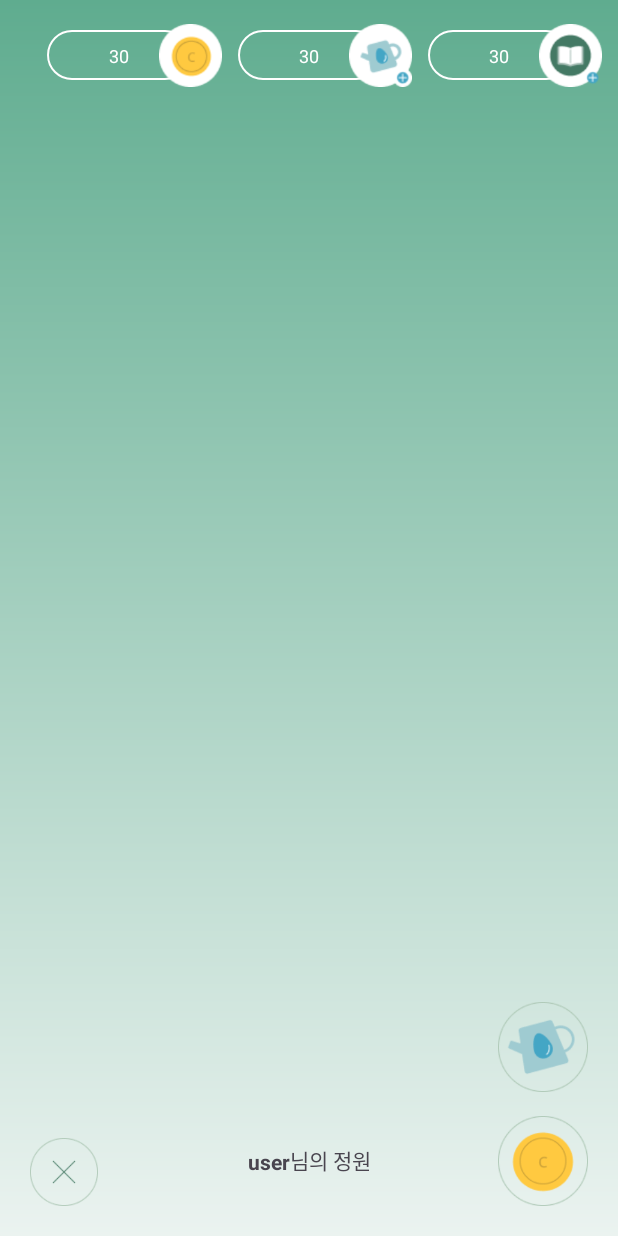
After one commit to SW-WordGarden/Android, an Android app: the layout fragment_garden.xml on its own in the app's theme, with its tools: preview values and no code run, on a phone screen of 412 x 824 dp. The commit adds this screen. Run offline under Robolectric (Android 15) with nearby library versions, the light colour scheme and no system bars.

Commit message:
garden design

```diff
--- /dev/null
+++ b/app/src/main/res/drawable/bg_garden_gradient.xml
@@ -0,0 +1,8 @@
+<?xml version="1.0" encoding="utf-8"?>
+<shape xmlns:android="http://schemas.android.com/apk/res/android"
+    android:shape="rectangle">
+    <gradient
+        android:angle="270"
+        android:startColor="#5FAC8F"
+        android:endColor="#EBF3F0" />
+</shape>
--- /dev/null
+++ b/app/src/main/res/drawable/bg_garden_top.xml
@@ -0,0 +1,8 @@
+<?xml version="1.0" encoding="utf-8"?>
+<shape xmlns:android="http://schemas.android.com/apk/res/android"
+    android:shape="rectangle">
+    <stroke android:color="@color/white"
+        android:width="1dp"/>
+    <corners android:radius="50dp"/>
+    <solid android:color="@null"/>
+</shape>
--- /dev/null
+++ b/app/src/main/res/drawable/bg_shop_gradient.xml
@@ -0,0 +1,8 @@
+<?xml version="1.0" encoding="utf-8"?>
+<shape xmlns:android="http://schemas.android.com/apk/res/android"
+    android:shape="rectangle">
+    <gradient
+        android:angle="270"
+        android:startColor="#4A846F"
+        android:endColor="#B4BBB8" />
+</shape>
--- /dev/null
+++ b/app/src/main/res/layout/fragment_category.xml
@@ -0,0 +1,6 @@
+<?xml version="1.0" encoding="utf-8"?>
+<androidx.constraintlayout.widget.ConstraintLayout xmlns:android="http://schemas.android.com/apk/res/android"
+    android:layout_width="match_parent"
+    android:layout_height="match_parent">
+
+</androidx.constraintlayout.widget.ConstraintLayout>
--- /dev/null
+++ b/app/src/main/res/layout/fragment_garden.xml
@@ -0,0 +1,148 @@
+<?xml version="1.0" encoding="utf-8"?>
+<androidx.constraintlayout.widget.ConstraintLayout xmlns:android="http://schemas.android.com/apk/res/android"
+    android:layout_width="match_parent"
+    android:layout_height="match_parent"
+    xmlns:app="http://schemas.android.com/apk/res-auto"
+    android:background="@drawable/bg_garden_gradient">
+    <androidx.appcompat.widget.AppCompatImageView
+        android:layout_width="95dp"
+        android:layout_height="33dp"
+        android:id="@+id/bg_top_coin"
+        android:background="@drawable/bg_garden_top"
+        android:layout_marginTop="@dimen/margin_medium"
+        app:layout_constraintTop_toTopOf="parent"
+        app:layout_constraintLeft_toLeftOf="parent"
+        app:layout_constraintRight_toLeftOf="@+id/bg_top_water"/>
+    <androidx.appcompat.widget.AppCompatImageView
+        android:layout_width="42dp"
+        android:layout_height="42dp"
+        android:background="@drawable/ic_top_coin"
+        android:id="@+id/iv_top_coin"
+        app:layout_constraintTop_toTopOf="@+id/bg_top_coin"
+        app:layout_constraintBottom_toBottomOf="@+id/bg_top_coin"
+        app:layout_constraintLeft_toRightOf="@+id/bg_top_coin"
+        app:layout_constraintRight_toRightOf="@+id/bg_top_coin"/>
+    <androidx.appcompat.widget.AppCompatTextView
+        android:layout_width="wrap_content"
+        android:layout_height="wrap_content"
+        android:text="30"
+        android:textSize="@dimen/text_smaller"
+        android:textColor="@color/white"
+        android:id="@+id/tv_coin"
+        app:layout_constraintTop_toTopOf="@+id/bg_top_coin"
+        app:layout_constraintBottom_toBottomOf="@+id/bg_top_coin"
+        app:layout_constraintLeft_toLeftOf="@+id/bg_top_coin"
+        app:layout_constraintRight_toRightOf="@+id/bg_top_coin"/>
+
+    <androidx.appcompat.widget.AppCompatImageView
+        android:layout_width="95dp"
+        android:layout_height="33dp"
+        android:id="@+id/bg_top_water"
+        android:background="@drawable/bg_garden_top"
+        app:layout_constraintTop_toTopOf="@+id/bg_top_coin"
+        app:layout_constraintLeft_toRightOf="@+id/bg_top_coin"
+        app:layout_constraintRight_toLeftOf="@+id/bg_top_category"/>
+    <androidx.appcompat.widget.AppCompatImageView
+        android:layout_width="42dp"
+        android:layout_height="42dp"
+        android:background="@drawable/ic_top_water"
+        android:id="@+id/iv_top_water"
+        app:layout_constraintTop_toTopOf="@+id/bg_top_water"
+        app:layout_constraintBottom_toBottomOf="@+id/bg_top_water"
+        app:layout_constraintLeft_toRightOf="@+id/bg_top_water"
+        app:layout_constraintRight_toRightOf="@+id/bg_top_water"/>
+    <androidx.appcompat.widget.AppCompatTextView
+        android:layout_width="wrap_content"
+        android:layout_height="wrap_content"
+        android:text="30"
+        android:textSize="@dimen/text_smaller"
+        android:textColor="@color/white"
+        android:id="@+id/tv_water"
+        app:layout_constraintTop_toTopOf="@+id/bg_top_water"
+        app:layout_constraintBottom_toBottomOf="@+id/bg_top_water"
+        app:layout_constraintLeft_toLeftOf="@+id/bg_top_water"
+        app:layout_constraintRight_toRightOf="@+id/bg_top_water"/>
+
+    <androidx.appcompat.widget.AppCompatImageView
+        android:layout_width="95dp"
+        android:layout_height="33dp"
+        android:id="@+id/bg_top_category"
+        android:background="@drawable/bg_garden_top"
+        app:layout_constraintTop_toTopOf="@+id/bg_top_coin"
+        app:layout_constraintLeft_toRightOf="@+id/bg_top_water"
+        app:layout_constraintRight_toRightOf="parent"/>
+    <androidx.appcompat.widget.AppCompatImageView
+        android:layout_width="42dp"
+        android:layout_height="42dp"
+        android:background="@drawable/ic_top_category"
+        android:id="@+id/iv_top_category"
+        app:layout_constraintTop_toTopOf="@+id/bg_top_category"
+        app:layout_constraintBottom_toBottomOf="@+id/bg_top_category"
+        app:layout_constraintLeft_toRightOf="@+id/bg_top_category"
+        app:layout_constraintRight_toRightOf="@+id/bg_top_category"/>
+    <androidx.appcompat.widget.AppCompatTextView
+        android:layout_width="wrap_content"
+        android:layout_height="wrap_content"
+        android:text="30"
+        android:textSize="@dimen/text_smaller"
+        android:textColor="@color/white"
+        android:id="@+id/tv_category"
+        app:layout_constraintTop_toTopOf="@+id/bg_top_category"
+        app:layout_constraintBottom_toBottomOf="@+id/bg_top_category"
+        app:layout_constraintLeft_toLeftOf="@+id/bg_top_category"
+        app:layout_constraintRight_toRightOf="@+id/bg_top_category"/>
+
+    <androidx.appcompat.widget.AppCompatImageButton
+        android:layout_width="60dp"
+        android:layout_height="60dp"
+        android:id="@+id/bt_coin"
+        android:background="@null"
+        android:src="@drawable/ic_bot_coin"
+        android:scaleType="centerCrop"
+        android:layout_margin="@dimen/margin_medium"
+        app:layout_constraintRight_toRightOf="parent"
+        app:layout_constraintBottom_toBottomOf="parent"/>
+    <androidx.appcompat.widget.AppCompatImageButton
+        android:layout_width="60dp"
+        android:layout_height="60dp"
+        android:id="@+id/bt_water"
+        android:background="@null"
+        android:src="@drawable/ic_bot_water"
+        android:scaleType="centerCrop"
+        android:layout_marginBottom="@dimen/margin_small"
+        app:layout_constraintRight_toRightOf="@id/bt_coin"
+        app:layout_constraintBottom_toTopOf="@+id/bt_coin"/>
+    <androidx.appcompat.widget.AppCompatImageButton
+        android:layout_width="45dp"
+        android:layout_height="45dp"
+        android:id="@+id/bt_cancel"
+        android:background="@null"
+        android:src="@drawable/ic_bot_cancel"
+        android:scaleType="centerCrop"
+        android:layout_margin="@dimen/margin_medium"
+        app:layout_constraintLeft_toLeftOf="parent"
+        app:layout_constraintBottom_toBottomOf="parent"/>
+    <androidx.appcompat.widget.AppCompatTextView
+        android:layout_width="wrap_content"
+        android:layout_height="wrap_content"
+        android:id="@+id/tv_user_name"
+        android:text="user"
+        android:textSize="@dimen/text_small"
+        android:textStyle="bold"
+        app:layout_constraintHorizontal_chainStyle="packed"
+        app:layout_constraintLeft_toLeftOf="parent"
+        app:layout_constraintRight_toLeftOf="@+id/tv_user_garden"
+        app:layout_constraintBottom_toBottomOf="@+id/bt_coin"
+        app:layout_constraintTop_toTopOf="@+id/bt_coin"/>
+    <androidx.appcompat.widget.AppCompatTextView
+        android:layout_width="wrap_content"
+        android:layout_height="wrap_content"
+        android:id="@+id/tv_user_garden"
+        android:text="@string/garden_user_name"
+        android:textSize="@dimen/text_small"
+        app:layout_constraintRight_toRightOf="parent"
+        app:layout_constraintLeft_toRightOf="@+id/tv_user_name"
+        app:layout_constraintBottom_toBottomOf="@+id/tv_user_name"/>
+
+
+</androidx.constraintlayout.widget.ConstraintLayout>
--- /dev/null
+++ b/app/src/main/res/layout/fragment_shop.xml
@@ -0,0 +1,37 @@
+<?xml version="1.0" encoding="utf-8"?>
+<androidx.constraintlayout.widget.ConstraintLayout xmlns:android="http://schemas.android.com/apk/res/android"
+    android:layout_width="match_parent"
+    android:layout_height="match_parent"
+    xmlns:app="http://schemas.android.com/apk/res-auto"
+    android:background="@drawable/bg_shop_gradient">
+    <androidx.appcompat.widget.AppCompatImageView
+        android:layout_width="95dp"
+        android:layout_height="33dp"
+        android:id="@+id/bg_top_coin"
+        android:background="@drawable/bg_garden_top"
+        android:layout_marginTop="@dimen/margin_medium"
+        app:layout_constraintTop_toTopOf="parent"
+        app:layout_constraintLeft_toLeftOf="parent"
+        app:layout_constraintRight_toLeftOf="@+id/bg_top_water"/>
+    <androidx.appcompat.widget.AppCompatImageView
+        android:layout_width="42dp"
+        android:layout_height="42dp"
+        android:background="@drawable/ic_top_coin"
+        android:id="@+id/iv_top_coin"
+        app:layout_constraintTop_toTopOf="@+id/bg_top_coin"
+        app:layout_constraintBottom_toBottomOf="@+id/bg_top_coin"
+        app:layout_constraintLeft_toRightOf="@+id/bg_top_coin"
+        app:layout_constraintRight_toRightOf="@+id/bg_top_coin"/>
+    <androidx.appcompat.widget.AppCompatTextView
+        android:layout_width="wrap_content"
+        android:layout_height="wrap_content"
+        android:text="30"
+        android:textSize="@dimen/text_smaller"
+        android:textColor="@color/white"
+        android:id="@+id/tv_coin"
+        app:layout_constraintTop_toTopOf="@+id/bg_top_coin"
+        app:layout_constraintBottom_toBottomOf="@+id/bg_top_coin"
+        app:layout_constraintLeft_toLeftOf="@+id/bg_top_coin"
+        app:layout_constraintRight_toRightOf="@+id/bg_top_coin"/>
+
+</androidx.constraintlayout.widget.ConstraintLayout>
--- a/app/src/main/res/values/strings.xml
+++ b/app/src/main/res/values/strings.xml
@@ -54,6 +54,12 @@
     <string name="share_quiz_msg_fail_to_share">퀴즈 공유에 실패했어요.</string>
     <string name="share_quiz_msg_success_sharing">친구에게 퀴즈를 공유했어요!</string>
 
+    <!-- garden -->
+    <string name="garden_user_name">님의 정원</string>
+
+    <string name="shop_title">상점</string>
+    <string name="shop_use_water_pot">물뿌리개를 사용해보세요!</string>
+
     <!-- common -->
     <string name="common_positive">네</string>
     <string name="common_negative">아니오</string>
```
Also changed, not shown: app/src/main/res/drawable/ic_bot_cancel.png (added), app/src/main/res/drawable/ic_bot_coin.png (added), app/src/main/res/drawable/ic_bot_water.png (added), app/src/main/res/drawable/ic_shop_water.png (added), app/src/main/res/drawable/ic_top_category.png (added), app/src/main/res/drawable/ic_top_coin.png (added), app/src/main/res/drawable/ic_top_water.png (added).
